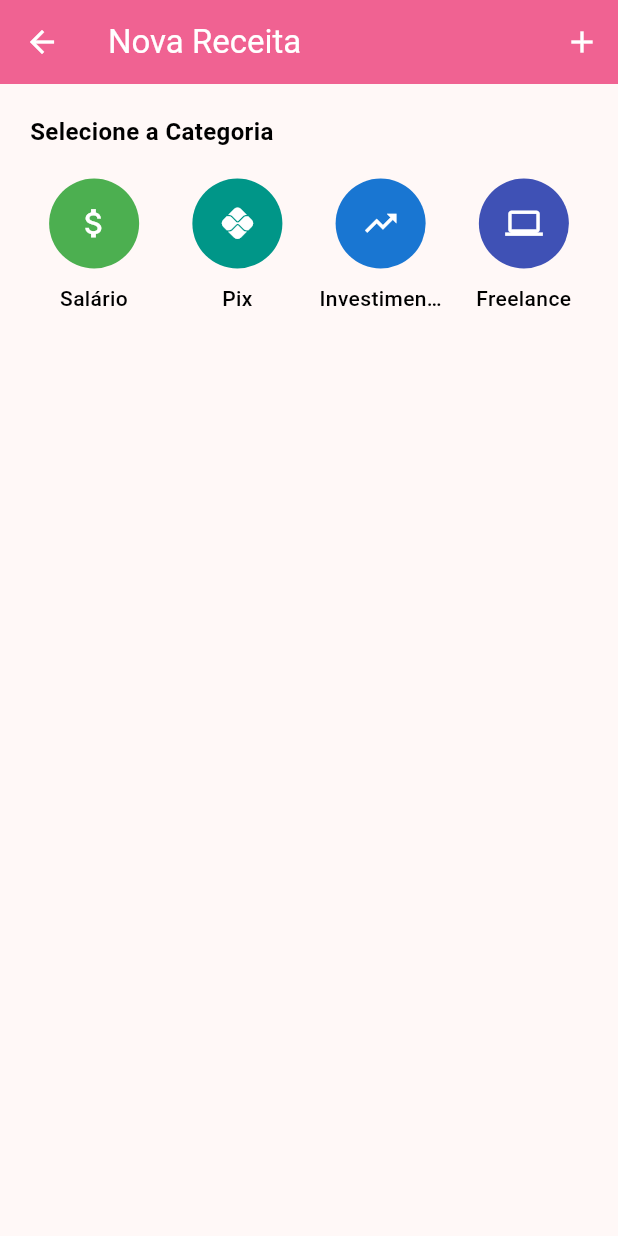
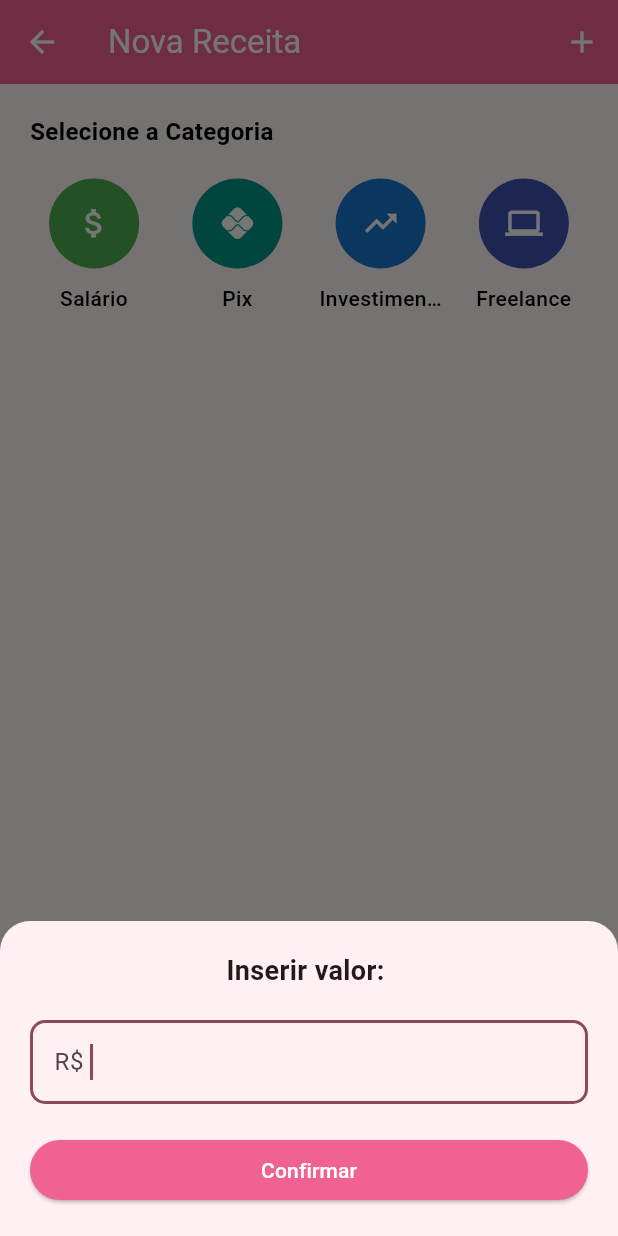
Before and after one commit to BeatrizKSilva/app-controle-financeiro, a Flutter app: the Categoria screen opened directly, after a tap on "Salário", on a phone screen of 412 x 824 dp. Run offline on Flutter 3.47's test engine with Material 3 defaults, Android fonts, the phone set to English and light mode, and no system bars.

Commit message:
adicionando inserção de valor e listagem de transações

```diff
--- a/lib/views/categoria.dart
+++ b/lib/views/categoria.dart
@@ -152,6 +152,76 @@ class _CategoriaState extends State<Categoria> {
     );
   }
 
+  void _insercaoValor(BuildContext context, dynamic categoria) {
+    TextEditingController valorController = TextEditingController();
+
+    showModalBottomSheet(
+      context: context,
+      isScrollControlled: true,
+      shape: const RoundedRectangleBorder(
+        borderRadius: BorderRadius.vertical(top: Radius.circular(20)),
+      ),
+      builder: (context) {
+        return Padding(
+          padding: EdgeInsets.only(
+            bottom: MediaQuery.of(context).viewInsets.bottom,
+            top: 20,
+            left: 20,
+            right: 20,
+          ),
+          child: Column(
+            mainAxisSize: MainAxisSize.min,
+            children: [
+              const Text(
+                'Inserir valor: ',
+                style: TextStyle(fontSize: 18, fontWeight: FontWeight.bold),
+              ),
+              const SizedBox(height: 20),
+              TextField(
+                controller: valorController,
+                keyboardType:
+                    const TextInputType.numberWithOptions(decimal: true),
+                autofocus: true,
+                decoration: InputDecoration(
+                  prefixText: 'R\$ ',
+                  border: OutlineInputBorder(
+                    borderRadius: BorderRadius.circular(10),
+                  ),
+                ),
+              ),
+              const SizedBox(height: 20),
+              SizedBox(
+                width: double.infinity,
+                child: ElevatedButton(
+                  style: ElevatedButton.styleFrom(
+                    backgroundColor: Colors.pink.shade300,
+                    foregroundColor: Colors.white,
+                  ),
+                  onPressed: () {
+                    if (valorController.text.isNotEmpty) {
+                      String valorTexto =
+                          valorController.text.replaceAll(',', '.');
+                      double valor = double.tryParse(valorTexto) ?? 0.0;
+                      if (valor > 0) {
+                        Navigator.pop(context);
+                      }
+                      Navigator.pop(context, {
+                        'valor': valor,
+                        'categoria': categoria,
+                      });
+                    }
+                  },
+                  child: const Text('Confirmar'),
+                ),
+              ),
+              const SizedBox(height: 20),
+            ],
+          ),
+        );
+      },
+    );
+  }
+
   @override
   Widget build(BuildContext context) {
     return Scaffold(
@@ -195,7 +265,7 @@ class _CategoriaState extends State<Categoria> {
                   final categoria = widget.controller.categorias[index];
                   return GestureDetector(
                     onTap: () {
-                      print('Categoria Clicada: ${categoria.nome}');
+                      _insercaoValor(context, categoria);
                     },
                     child: Column(
                       children: [
```
Also changed, not shown: lib/views/principal.dart (+108 -23 lines).
